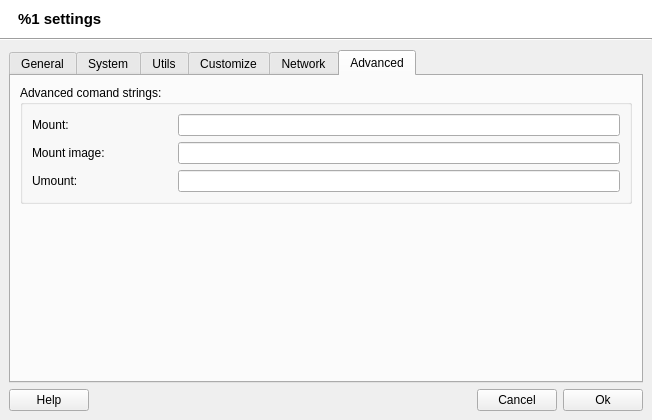
The window that src/uis/AppSettings.ui (brezerk/q4wine) describes before a commit, drawn with Qt 5.
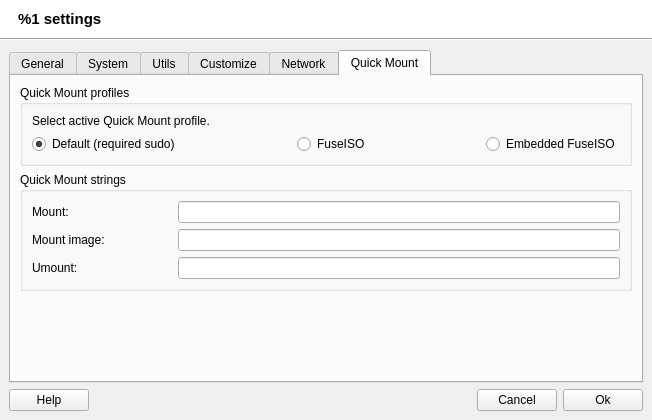
The same window after the commit. The open tabs and pages were chosen to show the change. Icons and pictures are not drawn.

Commit message: New profile manager. Fixes for embedded fuseiso and fuseiso fupport.

Diff of the .ui file:
```diff
--- a/src/uis/AppSettings.ui
+++ b/src/uis/AppSettings.ui
@@ -1320,13 +1320,94 @@
         </widget>
         <widget class="QWidget" name="tab_6">
          <attribute name="title">
-          <string>Advanced</string>
+          <string>Quick Mount</string>
          </attribute>
-         <layout class="QVBoxLayout" name="verticalLayout_3">
+         <layout class="QVBoxLayout" name="verticalLayout_7">
+          <item>
+           <widget class="QGroupBox" name="groupBox_10">
+            <property name="title">
+             <string>Quick Mount profiles</string>
+            </property>
+            <layout class="QVBoxLayout" name="verticalLayout_3">
+             <item>
+              <widget class="QLabel" name="label_4">
+               <property name="text">
+                <string>Select active Quick Mount profile.</string>
+               </property>
+              </widget>
+             </item>
+             <item>
+              <widget class="QWidget" name="widget_3" native="true">
+               <property name="sizePolicy">
+                <sizepolicy hsizetype="Preferred" vsizetype="Preferred">
+                 <horstretch>0</horstretch>
+                 <verstretch>0</verstretch>
+                </sizepolicy>
+               </property>
+               <layout class="QHBoxLayout" name="horizontalLayout">
+                <property name="margin">
+                 <number>0</number>
+                </property>
+                <item>
+                 <widget class="QRadioButton" name="radioDefault">
+                  <property name="text">
+                   <string>Default (required sudo)</string>
+                  </property>
+                  <property name="checked">
+                   <bool>true</bool>
+                  </property>
+                 </widget>
+                </item>
+                <item>
+                 <spacer name="horizontalSpacer">
+                  <property name="orientation">
+                   <enum>Qt::Horizontal</enum>
+                  </property>
+                  <property name="sizeHint" stdset="0">
+                   <size>
+                    <width>91</width>
+                    <height>20</height>
+                   </size>
+                  </property>
+                 </spacer>
+                </item>
+                <item>
+                 <widget class="QRadioButton" name="radioFuse">
+                  <property name="text">
+                   <string>FuseISO</string>
+                  </property>
+                 </widget>
+                </item>
+                <item>
+                 <spacer name="horizontalSpacer_2">
+                  <property name="orientation">
+                   <enum>Qt::Horizontal</enum>
+                  </property>
+                  <property name="sizeHint" stdset="0">
+                   <size>
+                    <width>91</width>
+                    <height>20</height>
+                   </size>
+                  </property>
+                 </spacer>
+                </item>
+                <item>
+                 <widget class="QRadioButton" name="radioEmbedded">
+                  <property name="text">
+                   <string>Embedded FuseISO</string>
+                  </property>
+                 </widget>
+                </item>
+               </layout>
+              </widget>
+             </item>
+            </layout>
+           </widget>
+          </item>
           <item>
            <widget class="QGroupBox" name="groupBox_6">
             <property name="title">
-             <string>Advanced comand strings:</string>
+             <string>Quick Mount strings</string>
             </property>
             <layout class="QVBoxLayout" name="verticalLayout_2">
              <item>
```
Left out of the diff: 2 changed lines with no effect on the pictures. The commit also changes 6 other files.
